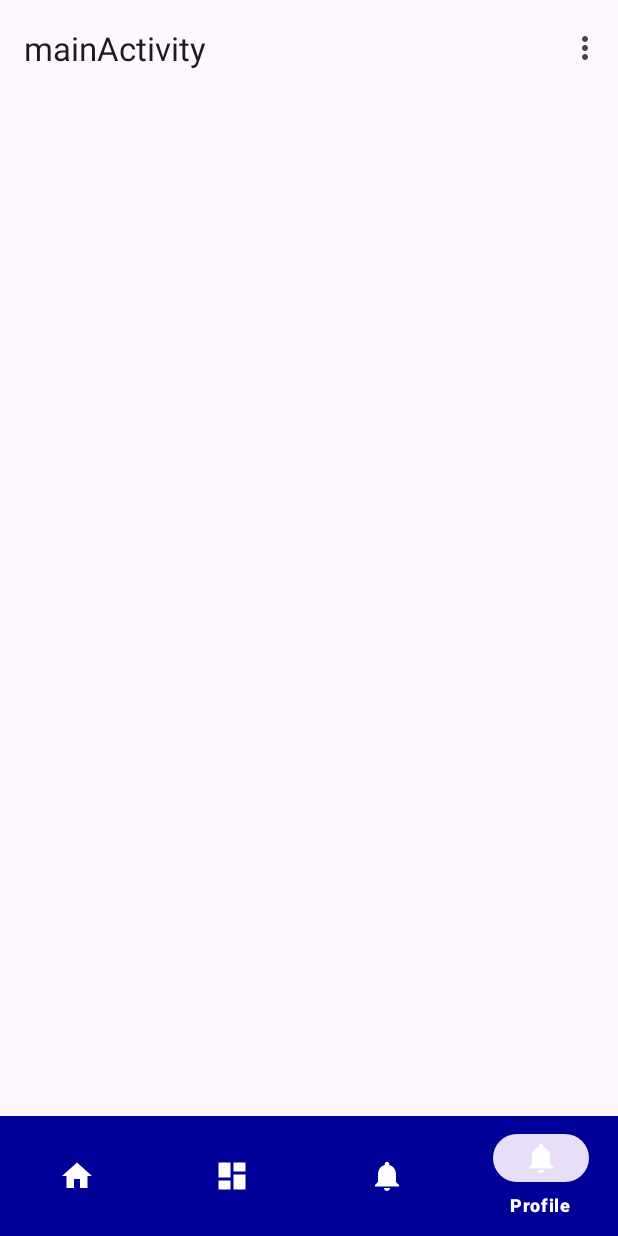
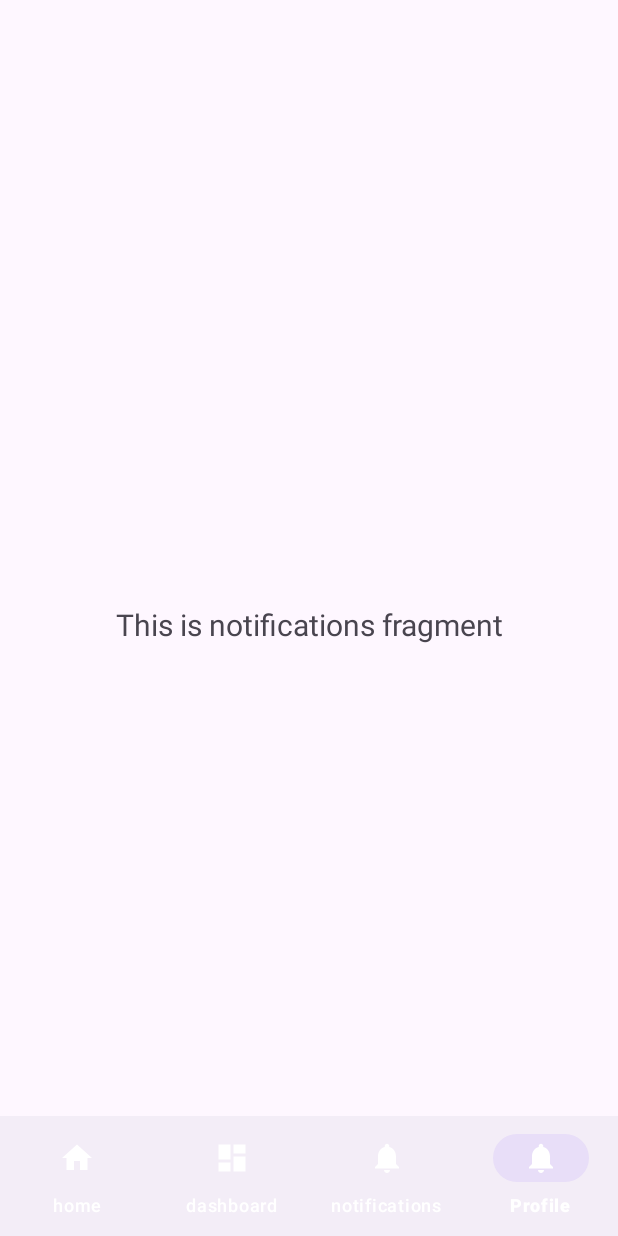
Before and after one commit to bug0808/Skill-Sharing-App, an Android app: the screen it shows after launch (MainActivity), item 4 of the bottom bar chosen, on a phone screen of 412 x 824 dp. Run offline under Robolectric (Android 15) with nearby library versions, the phone set to English and light mode, and no system bars; our stand-ins replace navigation-ui; 2 statements that could not run were skipped.

Commit message:
Finally got navigation working

```diff
--- a/app/src/main/java/com/example/mainactivity/MainActivity.java
+++ b/app/src/main/java/com/example/mainactivity/MainActivity.java
@@ -1,41 +1,55 @@
 package com.example.mainactivity;
-
-import android.os.Bundle;
-
-import com.google.android.material.snackbar.Snackbar;
-
 import androidx.appcompat.app.AppCompatActivity;
-
-import android.view.View;
-
+import androidx.fragment.app.Fragment;
+import androidx.fragment.app.FragmentManager;
+import androidx.fragment.app.FragmentTransaction;
 import androidx.navigation.NavController;
 import androidx.navigation.Navigation;
+import androidx.navigation.ui.NavigationUI;
 import androidx.navigation.ui.AppBarConfiguration;
-import androidx.navigation.ui.NavigationUI;
 
-import com.example.mainactivity.databinding.ActivityMainBinding;
-
+import android.annotation.SuppressLint;
+import android.os.Bundle;
 import android.view.Menu;
 import android.view.MenuItem;
 
+import com.example.mainactivity.databinding.ActivityMainBinding;
+import com.example.mainactivity.ui.dashboard.DashboardFragment;
+import com.example.mainactivity.ui.home.FirstFragment;
+import com.example.mainactivity.ui.notifications.NotificationsFragment;
+
 public class MainActivity extends AppCompatActivity {
+    private ActivityMainBinding binding;
+    private AppBarConfiguration appBarConfiguration;
 
-    private AppBarConfiguration appBarConfiguration;
-    private ActivityMainBinding binding;
-
+    @SuppressLint("NonConstantResourceId")
     @Override
     protected void onCreate(Bundle savedInstanceState) {
         super.onCreate(savedInstanceState);
-
         binding = ActivityMainBinding.inflate(getLayoutInflater());
         setContentView(binding.getRoot());
-
-        setSupportActionBar(binding.toolbar);
-
-        NavController navController = Navigation.findNavController(this, R.id.nav_host_fragment_activity_bottom_view);
-        appBarConfiguration = new AppBarConfiguration.Builder(navController.getGraph()).build();
-        NavigationUI.setupActionBarWithNavController(this, navController, appBarConfiguration);
-
+        replaceFragment(new FirstFragment());
+        binding.bottomNavigationView.setBackground(null);
+        binding.bottomNavigationView.setOnItemSelectedListener(item -> {
+            switch (item.getItemId()) {
+                case R.id.navigation_home:
+                    replaceFragment(new FirstFragment());
+                    break;
+                case R.id.navigation_dashboard:
+                    replaceFragment(new DashboardFragment());
+                    break;
+                case R.id.navigation_notifications:
+                    replaceFragment(new NotificationsFragment());
+                    break;
+            }
+            return true;
+        });
+    }
+    private void replaceFragment(Fragment fragment) {
+        FragmentManager fragmentManager = getSupportFragmentManager();
+        FragmentTransaction fragmentTransaction = fragmentManager.beginTransaction();
+        fragmentTransaction.replace(R.id.frame_layout, fragment);
+        fragmentTransaction.commit();
     }
 
     @Override
@@ -59,11 +73,10 @@
 
         return super.onOptionsItemSelected(item);
     }
-
-    @Override
-    public boolean onSupportNavigateUp() {
-        NavController navController = Navigation.findNavController(this, R.id.nav_host_fragment_activity_bottom_view);
-        return NavigationUI.navigateUp(navController, appBarConfiguration)
-                || super.onSupportNavigateUp();
-    }
+//    @Override
+//    public boolean onSupportNavigateUp() {
+//        NavController navController = Navigation.findNavController(this, R.id.nav_host_fragment);
+//        return NavigationUI.navigateUp(navController, appBarConfiguration)
+//                || super.onSupportNavigateUp();
+//    }
 }
--- a/app/src/main/res/layout/activity_main.xml
+++ b/app/src/main/res/layout/activity_main.xml
@@ -1,49 +1,36 @@
 <?xml version="1.0" encoding="utf-8"?>
-<androidx.coordinatorlayout.widget.CoordinatorLayout xmlns:android="http://schemas.android.com/apk/res/android"
+<androidx.coordinatorlayout.widget.CoordinatorLayout
+xmlns:android="http://schemas.android.com/apk/res/android"
 xmlns:app="http://schemas.android.com/apk/res-auto"
 xmlns:tools="http://schemas.android.com/tools"
 android:layout_width="match_parent"
 android:layout_height="match_parent"
-    android:fitsSystemWindows="true"
 tools:context=".MainActivity">
+<FrameLayout
+    android:layout_width="match_parent"
+    android:layout_height="match_parent"
+    android:id="@+id/frame_layout"/>
 
-    <com.google.android.material.appbar.AppBarLayout
+<com.google.android.material.bottomappbar.BottomAppBar
     android:layout_width="match_parent"
     android:layout_height="wrap_content"
-        android:fitsSystemWindows="true">
-
-        <com.google.android.material.appbar.MaterialToolbar
-            android:id="@+id/toolbar"
-            android:layout_width="match_parent"
-            android:layout_height="?attr/actionBarSize" />
-
-    </com.google.android.material.appbar.AppBarLayout>
-
-    <include layout="@layout/content_main" />
+    android:id="@+id/bottomAppBar"
+    android:layout_gravity="bottom"
+    app:fabCradleMargin="10dp"
+    app:fabCradleRoundedCornerRadius="50dp"/>
 
 
-    <FrameLayout
-        android:id="@+id/fragment_container"
-        android:layout_width="match_parent"
-        android:layout_height="645dp" />
-
     <com.google.android.material.bottomnavigation.BottomNavigationView
-        android:id="@+id/bottom_navigation"
+        android:id="@+id/bottomNavigationView"
         android:layout_width="match_parent"
         android:layout_height="wrap_content"
-        android:layout_alignParentBottom="true"
-        android:layout_gravity="bottom"
+        app:layout_anchor="@id/bottomAppBar"
+        app:layout_anchorGravity="center"
+        app:labelVisibilityMode="labeled"
         android:background="@color/blueBase"
+        app:backgroundTint="@color/blueBase"
         app:itemIconTint="@android:color/white"
         app:itemTextColor="@android:color/white"
         app:menu="@menu/bottom_nav_menu" />
 
-    <androidx.fragment.app.FragmentContainerView
-        android:id="@+id/nav_host_fragment"
-        android:name="androidx.navigation.fragment.NavHostFragment"
-        android:layout_width="match_parent"
-        android:layout_height="match_parent"
-        app:defaultNavHost="true"
-        app:navGraph="@navigation/mobile_navigation" />
-
 </androidx.coordinatorlayout.widget.CoordinatorLayout>
--- a/app/src/main/res/navigation/mobile_navigation.xml
+++ b/app/src/main/res/navigation/mobile_navigation.xml
@@ -9,38 +9,17 @@
         android:id="@+id/navigation_home"
         android:name="com.example.mainactivity.ui.home.FirstFragment"
         android:label="@string/title_home"
-        tools:layout="@layout/fragment_first" >
-        <action
-            android:id="@+id/action_navigation_home_to_navigation_dashboard"
-            app:destination="@id/navigation_dashboard" />
-        <action
-            android:id="@+id/action_navigation_home_to_navigation_notifications"
-            app:destination="@id/navigation_notifications" />
-    </fragment>
+        tools:layout="@layout/fragment_first" />
 
     <fragment
         android:id="@+id/navigation_dashboard"
         android:name="com.example.mainactivity.ui.dashboard.DashboardFragment"
         android:label="@string/title_dashboard"
-        tools:layout="@layout/fragment_dashboard" >
-        <action
-            android:id="@+id/action_navigation_dashboard_to_navigation_notifications"
-            app:destination="@id/navigation_notifications" />
-        <action
-            android:id="@+id/action_navigation_dashboard_to_navigation_home"
-            app:destination="@id/navigation_home" />
-    </fragment>
+        tools:layout="@layout/fragment_dashboard" />
 
     <fragment
         android:id="@+id/navigation_notifications"
         android:name="com.example.mainactivity.ui.notifications.NotificationsFragment"
         android:label="@string/title_notifications"
-        tools:layout="@layout/fragment_notifications" >
-        <action
-            android:id="@+id/action_navigation_notifications_to_navigation_dashboard"
-            app:destination="@id/navigation_dashboard" />
-        <action
-            android:id="@+id/action_navigation_notifications_to_navigation_home"
-            app:destination="@id/navigation_home" />
-    </fragment>
+        tools:layout="@layout/fragment_notifications" />
 </navigation>
```
Also changed, not shown: app/src/main/java/com/example/mainactivity/BottomViewActivity.java (+6 -50 lines), app/src/main/res/layout/activity_bottom_view.xml (+4 -9 lines). Lines whose indentation alone changed are shown as unchanged.
